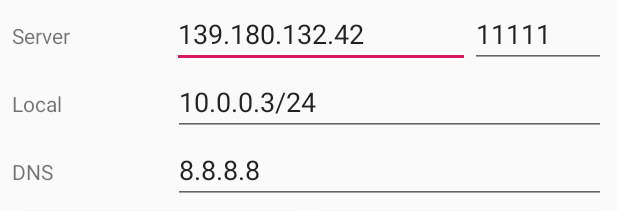
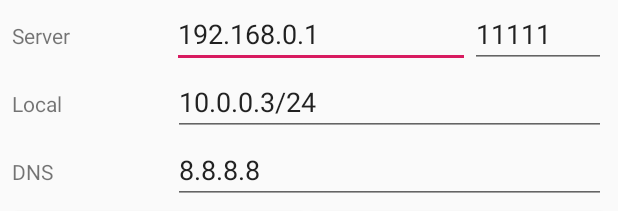
Before and after one commit to xitongsys/pangolin, an Android app: the layout activity_main.xml on its own in the app's theme, with its tools: preview values and no code run, on a phone screen of 412 x 824 dp. Shown: the top 211 px of the screen. Run offline under Robolectric (Android 15) with nearby library versions, the phone set to English and light mode, and no system bars.

```diff
--- a/androidclient/app/src/main/res/layout/activity_main.xml
+++ b/androidclient/app/src/main/res/layout/activity_main.xml
@@ -36,7 +36,7 @@
                 android:layout_height="wrap_content"
                 android:layout_weight="1"
                 android:ems="10"
-                android:text="139.180.132.42" />
+                android:text="192.168.0.1" />
 
             <EditText
                 android:id="@+id/serverPortEdit"
```
Also changed, not shown: 3 other files.
